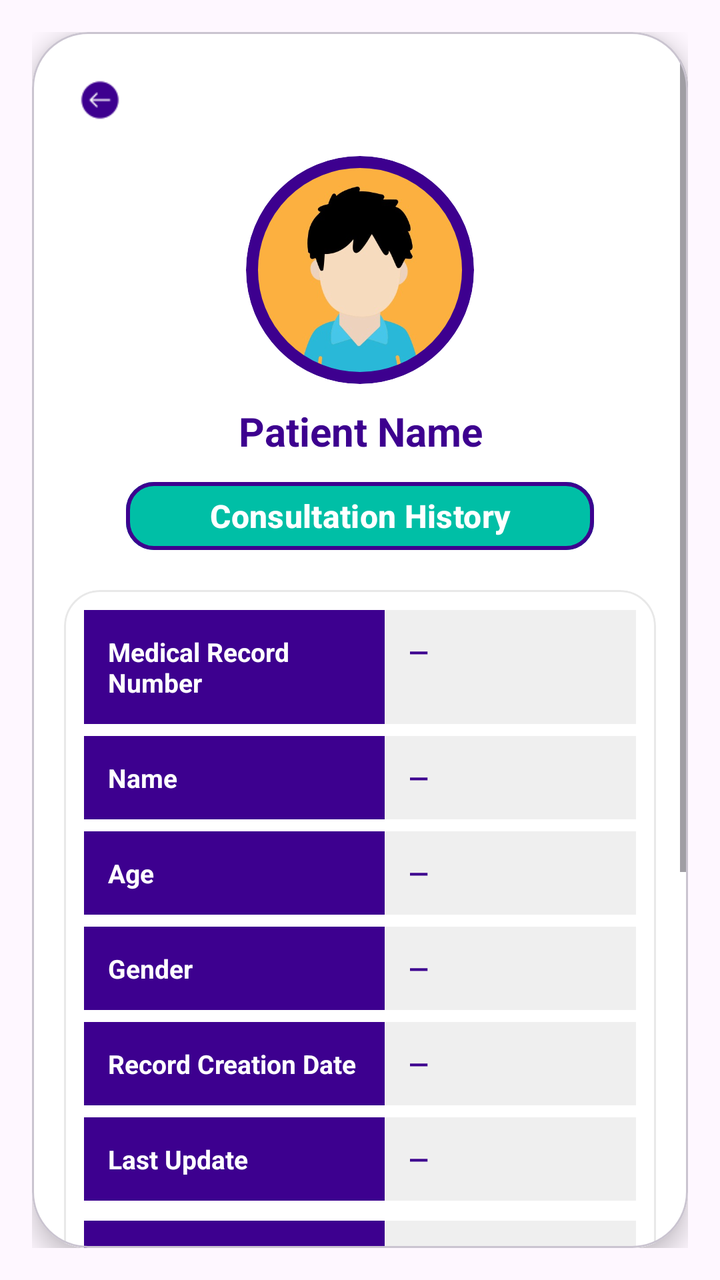
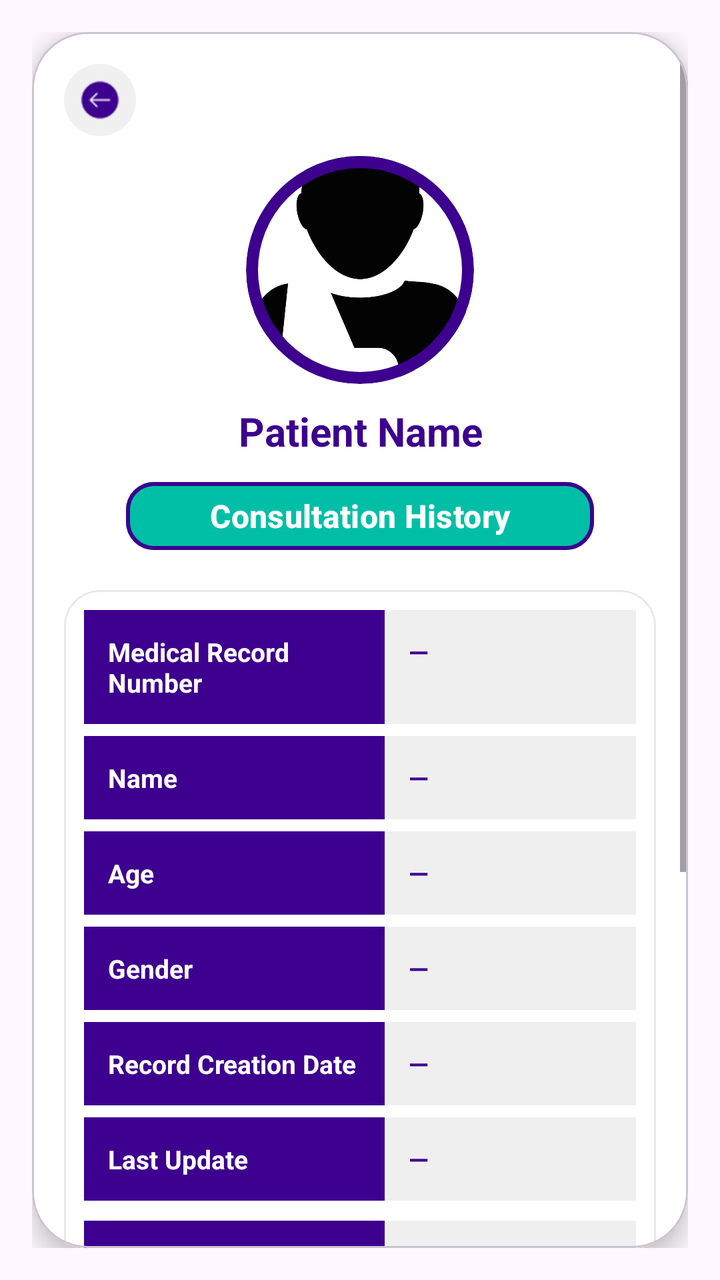

Before-and-after screenshots of an Android layout around one commit, followed by the original layout XML and the change that was made.
<!-- AndroidManifest.xml: application theme Theme.MediMindV2 -->
<!-- res/layout/activity_patient_info.xml -->
<?xml version="1.0" encoding="utf-8"?>
<androidx.constraintlayout.widget.ConstraintLayout
    xmlns:android="http://schemas.android.com/apk/res/android"
    xmlns:app="http://schemas.android.com/apk/res-auto"
    xmlns:tools="http://schemas.android.com/tools"
    android:layout_width="match_parent"
    android:layout_height="match_parent"
    android:padding="16dp">

    
    <com.google.android.material.card.MaterialCardView
        android:id="@+id/cardInfo"
        android:layout_width="0dp"
        android:layout_height="0dp"
        app:cardCornerRadius="28dp"
        app:cardElevation="7dp"
        app:cardBackgroundColor="@android:color/white"
        app:layout_constraintTop_toTopOf="parent"
        app:layout_constraintBottom_toBottomOf="parent"
        app:layout_constraintStart_toStartOf="parent"
        app:layout_constraintEnd_toEndOf="parent">

        <ScrollView
            android:layout_width="match_parent"
            android:layout_height="match_parent"
            android:fillViewport="true">

            <androidx.constraintlayout.widget.ConstraintLayout
                android:layout_width="match_parent"
                android:layout_height="wrap_content"
                android:padding="16dp">

                
                <ImageView
                    android:id="@+id/btnBack"
                    android:layout_width="36dp"
                    android:layout_height="36dp"
                    android:padding="8dp"
                    android:src="@drawable/ic_back"
                    android:contentDescription="@null"
                    app:layout_constraintTop_toTopOf="parent"
                    app:layout_constraintStart_toStartOf="parent"
                    app:tint="#3D008F" />

                
                <com.google.android.material.card.MaterialCardView
                    android:id="@+id/cardAvatar"
                    android:layout_width="114dp"
                    android:layout_height="114dp"
                    android:layout_marginTop="10dp"
                    app:cardCornerRadius="57dp"
                    app:cardElevation="0dp"
                    app:strokeColor="#3D008F"
                    app:strokeWidth="6dp"
                    app:layout_constraintTop_toBottomOf="@id/btnBack"
                    app:layout_constraintStart_toStartOf="parent"
                    app:layout_constraintEnd_toEndOf="parent">

                    <ImageView
                        android:id="@+id/imgAvatar"
                        android:layout_width="match_parent"
                        android:layout_height="match_parent"
                        android:src="@drawable/avatar"
                        android:scaleType="centerCrop"
                        android:contentDescription="@null"/>
                </com.google.android.material.card.MaterialCardView>

                
                <TextView
                    android:id="@+id/tvName"
                    android:layout_width="0dp"
                    android:layout_height="wrap_content"
                    android:layout_marginTop="10dp"
                    android:text="Patient Name"
                    android:textColor="#3D008F"
                    android:textSize="20sp"
                    android:textStyle="bold"
                    android:gravity="center"
                    android:maxLines="2"
                    android:ellipsize="end"
                    app:layout_constraintTop_toBottomOf="@id/cardAvatar"
                    app:layout_constraintStart_toStartOf="parent"
                    app:layout_constraintEnd_toEndOf="parent"/>

                
                <Button
                    android:id="@+id/btnInfo"
                    android:layout_width="234dp"
                    android:layout_height="42dp"
                    android:layout_marginTop="8dp"
                    android:backgroundTint="#00BFA6"
                    android:text="Consultation History"
                    android:textAllCaps="false"
                    android:textColor="@android:color/white"
                    android:textSize="16dp"
                    android:textStyle="bold"
                    app:cornerRadius="14dp"
                    app:layout_constraintEnd_toEndOf="parent"
                    app:layout_constraintStart_toStartOf="parent"
                    app:layout_constraintTop_toBottomOf="@id/tvName"
                    app:strokeColor="#3D008F"
                    app:strokeWidth="2dp" />

                
                <com.google.android.material.card.MaterialCardView
                    android:id="@+id/cardTable"
                    android:layout_width="0dp"
                    android:layout_height="wrap_content"
                    android:layout_marginTop="16dp"
                    app:cardCornerRadius="18dp"
                    app:cardElevation="0dp"
                    app:cardBackgroundColor="#FFFFFF"
                    app:strokeColor="#E8E8E8"
                    app:strokeWidth="1dp"
                    app:layout_constraintTop_toBottomOf="@id/btnInfo"
                    app:layout_constraintStart_toStartOf="parent"
                    app:layout_constraintEnd_toEndOf="parent">

                    <LinearLayout
                        android:id="@+id/layoutTable"
                        android:layout_width="match_parent"
                        android:layout_height="wrap_content"
                        android:orientation="vertical"
                        android:padding="10dp">

                        
                        
                        <LinearLayout
                            android:layout_width="match_parent"
                            android:layout_height="wrap_content"
                            android:layout_marginBottom="6dp"
                            android:orientation="horizontal">

                            <TextView
                                android:layout_width="0dp"
                                android:layout_height="match_parent"
                                android:layout_weight="1.2"
                                android:padding="12dp"
                                android:text="Medical Record Number"
                                android:textColor="@android:color/white"
                                android:textStyle="bold"
                                android:textSize="13sp"
                                android:background="#3D008F"/>

                            <TextView
                                android:id="@+id/tvMrn"
                                android:layout_width="0dp"
                                android:layout_height="match_parent"
                                android:layout_weight="1"
                                android:padding="12dp"
                                android:text="—"
                                android:textColor="#3D008F"
                                android:textStyle="bold"
                                android:textSize="13sp"
                                android:background="#EFEFEF"/>
                        </LinearLayout>

                        
                        <LinearLayout
                            android:layout_width="match_parent"
                            android:layout_height="wrap_content"
                            android:layout_marginBottom="6dp"
                            android:orientation="horizontal">

                            <TextView
                                android:layout_width="0dp"
                                android:layout_height="match_parent"
                                android:layout_weight="1.2"
                                android:padding="12dp"
                                android:text="Name"
                                android:textColor="@android:color/white"
                                android:textStyle="bold"
                                android:textSize="13sp"
                                android:background="#3D008F"/>

                            <TextView
                                android:id="@+id/tvNameRow"
                                android:layout_width="0dp"
                                android:layout_height="match_parent"
                                android:layout_weight="1"
                                android:padding="12dp"
                                android:text="—"
                                android:textColor="#3D008F"
                                android:textStyle="bold"
                                android:textSize="13sp"
                                android:background="#EFEFEF"/>
                        </LinearLayout>

                        
                        <LinearLayout
                            android:layout_width="match_parent"
                            android:layout_height="wrap_content"
                            android:layout_marginBottom="6dp"
                            android:orientation="horizontal">

                            <TextView
                                android:layout_width="0dp"
                                android:layout_height="match_parent"
                                android:layout_weight="1.2"
                                android:padding="12dp"
                                android:text="Age"
                                android:textColor="@android:color/white"
                                android:textStyle="bold"
                                android:textSize="13sp"
                                android:background="#3D008F"/>

                            <TextView
                                android:id="@+id/tvAge"
                                android:layout_width="0dp"
                                android:layout_height="match_parent"
                                android:layout_weight="1"
                                android:padding="12dp"
                                android:text="—"
                                android:textColor="#3D008F"
                                android:textStyle="bold"
                                android:textSize="13sp"
                                android:background="#EFEFEF"/>
                        </LinearLayout>

                        
                        <LinearLayout
                            android:layout_width="match_parent"
                            android:layout_height="wrap_content"
                            android:layout_marginBottom="6dp"
                            android:orientation="horizontal">

                            <TextView
                                android:layout_width="0dp"
                                android:layout_height="match_parent"
                                android:layout_weight="1.2"
                                android:padding="12dp"
                                android:text="Gender"
                                android:textColor="@android:color/white"
                                android:textStyle="bold"
                                android:textSize="13sp"
                                android:background="#3D008F"/>

                            <TextView
                                android:id="@+id/tvGender"
                                android:layout_width="0dp"
                                android:layout_height="match_parent"
                                android:layout_weight="1"
                                android:padding="12dp"
                                android:text="—"
                                android:textColor="#3D008F"
                                android:textStyle="bold"
                                android:textSize="13sp"
                                android:background="#EFEFEF"/>
                        </LinearLayout>

                        
                        <LinearLayout
                            android:layout_width="match_parent"
                            android:layout_height="wrap_content"
                            android:layout_marginBottom="6dp"
                            android:orientation="horizontal">

                            <TextView
                                android:layout_width="0dp"
                                android:layout_height="match_parent"
                                android:layout_weight="1.2"
                                android:padding="12dp"
                                android:text="Record Creation Date"
                                android:textColor="@android:color/white"
                                android:textStyle="bold"
                                android:textSize="13sp"
                                android:background="#3D008F"/>

                            <TextView
                                android:id="@+id/tvCreatedDate"
                                android:layout_width="0dp"
                                android:layout_height="match_parent"
                                android:layout_weight="1"
                                android:padding="12dp"
                                android:text="—"
                                android:textColor="#3D008F"
                                android:textStyle="bold"
                                android:textSize="13sp"
                                android:background="#EFEFEF"/>
                        </LinearLayout>

                        
                        <LinearLayout
                            android:layout_width="match_parent"
                            android:layout_height="wrap_content"
                            android:layout_marginBottom="10dp"
                            android:orientation="horizontal">

                            <TextView
                                android:layout_width="0dp"
                                android:layout_height="match_parent"
                                android:layout_weight="1.2"
                                android:padding="12dp"
                                android:text="Last Update"
                                android:textColor="@android:color/white"
                                android:textStyle="bold"
                                android:textSize="13sp"
                                android:background="#3D008F"/>

                            <TextView
                                android:id="@+id/tvLastUpdate"
                                android:layout_width="0dp"
                                android:layout_height="match_parent"
                                android:layout_weight="1"
                                android:padding="12dp"
                                android:text="—"
                                android:textColor="#3D008F"
                                android:textStyle="bold"
                                android:textSize="13sp"
                                android:background="#EFEFEF"/>
                        </LinearLayout>

                        
                        <LinearLayout
                            android:layout_width="match_parent"
                            android:layout_height="wrap_content"
                            android:layout_marginBottom="8dp"
                            android:orientation="horizontal">

                            <TextView
                                android:layout_width="0dp"
                                android:layout_height="match_parent"
                                android:layout_weight="1.2"
                                android:padding="12dp"
                                android:text="Current Medications"
                                android:textColor="@android:color/white"
                                android:textStyle="bold"
                                android:textSize="13sp"
                                android:background="#3D008F"/>

                            <TextView
                                android:id="@+id/tvMeds"
                                android:layout_width="0dp"
                                android:layout_height="match_parent"
                                android:layout_weight="1"
                                android:padding="12dp"
                                android:minLines="2"
                                android:lineSpacingExtra="2dp"
                                android:text="—"
                                android:textColor="#3D008F"
                                android:textSize="13sp"
                                android:background="#EFEFEF"/>
                        </LinearLayout>

                        <LinearLayout
                            android:layout_width="match_parent"
                            android:layout_height="wrap_content"
                            android:layout_marginBottom="8dp"
                            android:orientation="horizontal">

                            <TextView
                                android:layout_width="0dp"
                                android:layout_height="match_parent"
                                android:layout_weight="1.2"
                                android:padding="12dp"
                                android:text="Previous Surgeries"
                                android:textColor="@android:color/white"
                                android:textStyle="bold"
                                android:textSize="13sp"
                                android:background="#3D008F"/>

                            <TextView
                                android:id="@+id/tvSurgeries"
                                android:layout_width="0dp"
                                android:layout_height="match_parent"
                                android:layout_weight="1"
                                android:padding="12dp"
                                android:minLines="2"
                                android:lineSpacingExtra="2dp"
                                android:text="—"
                                android:textColor="#3D008F"
                                android:textSize="13sp"
                                android:background="#EFEFEF"/>
                        </LinearLayout>

                        <LinearLayout
                            android:layout_width="match_parent"
                            android:layout_height="wrap_content"
                            android:layout_marginBottom="8dp"
                            android:orientation="horizontal">

                            <TextView
                                android:layout_width="0dp"
                                android:layout_height="match_parent"
                                android:layout_weight="1.2"
                                android:padding="12dp"
                                android:text="Drug Allergies"
                                android:textColor="@android:color/white"
                                android:textStyle="bold"
                                android:textSize="13sp"
                                android:background="#3D008F"/>

                            <TextView
                                android:id="@+id/tvAllergies"
                                android:layout_width="0dp"
                                android:layout_height="match_parent"
                                android:layout_weight="1"
                                android:padding="12dp"
                                android:minLines="2"
                                android:lineSpacingExtra="2dp"
                                android:text="—"
                                android:textColor="#3D008F"
                                android:textSize="13sp"
                                android:background="#EFEFEF"/>
                        </LinearLayout>

                        <LinearLayout
                            android:layout_width="match_parent"
                            android:layout_height="wrap_content"
                            android:orientation="horizontal">

                            <TextView
                                android:layout_width="0dp"
                                android:layout_height="match_parent"
                                android:layout_weight="1.2"
                                android:padding="12dp"
                                android:text="Family History of Genetic Diseases"
                                android:textColor="@android:color/white"
                                android:textStyle="bold"
                                android:textSize="13sp"
                                android:background="#3D008F"/>

                            <TextView
                                android:id="@+id/tvFamily"
                                android:layout_width="0dp"
                                android:layout_height="match_parent"
                                android:layout_weight="1"
                                android:padding="12dp"
                                android:minLines="2"
                                android:lineSpacingExtra="2dp"
                                android:text="—"
                                android:textColor="#3D008F"
                                android:textSize="13sp"
                                android:background="#EFEFEF"/>
                        </LinearLayout>

                    </LinearLayout>

                </com.google.android.material.card.MaterialCardView>

            </androidx.constraintlayout.widget.ConstraintLayout>
        </ScrollView>

    </com.google.android.material.card.MaterialCardView>

</androidx.constraintlayout.widget.ConstraintLayout>
<!-- resources referenced by this layout -->
<resources>
  <!-- drawable avatar: jpeg bitmap (drawable, 22314 bytes) -->
  <!-- drawable ic_back: png bitmap (drawable, 471 bytes) -->
  <style name="Theme.MediMindV2" parent="Base.Theme.MediMindV2" />
  <style name="Base.Theme.MediMindV2" parent="Theme.Material3.DayNight.NoActionBar">
          
          
      </style>
</resources>

<!-- the commit's change to res/layout/activity_patient_info.xml (unified diff, before → after) -->
@@ -36,11 +36,11 @@
                     android:layout_width="36dp"
                     android:layout_height="36dp"
                     android:padding="8dp"
+                    android:background="@drawable/bg_back_circle"
                     android:src="@drawable/ic_back"
+                    app:tint="#3D008F"
                     android:contentDescription="@null"
-                    app:layout_constraintTop_toTopOf="parent"
-                    app:layout_constraintStart_toStartOf="parent"
-                    app:tint="#3D008F" />
+                    tools:ignore="MissingConstraints" />
 
                 
                 <com.google.android.material.card.MaterialCardView
@@ -60,7 +60,7 @@
                         android:id="@+id/imgAvatar"
                         android:layout_width="match_parent"
                         android:layout_height="match_parent"
-                        android:src="@drawable/avatar"
+                        android:src="@drawable/ic_male"
                         android:scaleType="centerCrop"
                         android:contentDescription="@null"/>
                 </com.google.android.material.card.MaterialCardView>
<!-- resource entries referenced after the edit -->
@@ -1,7 +1,17 @@
 <!-- resources referenced by this layout -->
 <resources>
-  <!-- drawable avatar: jpeg bitmap (drawable, 22314 bytes) -->
+  <!-- drawable bg_back_circle (drawable) -->
+  <?xml version="1.0" encoding="utf-8"?>
+  <ripple xmlns:android="http://schemas.android.com/apk/res/android"
+      android:color="#1A3D008F">
+      <item>
+          <shape android:shape="oval">
+              <solid android:color="#F0F0F0"/>
+          </shape>
+      </item>
+  </ripple>
   <!-- drawable ic_back: png bitmap (drawable, 471 bytes) -->
+  <!-- drawable ic_male: png bitmap (drawable, 53539 bytes) -->
   <style name="Theme.MediMindV2" parent="Base.Theme.MediMindV2" />
   <style name="Base.Theme.MediMindV2" parent="Theme.Material3.DayNight.NoActionBar">
           
